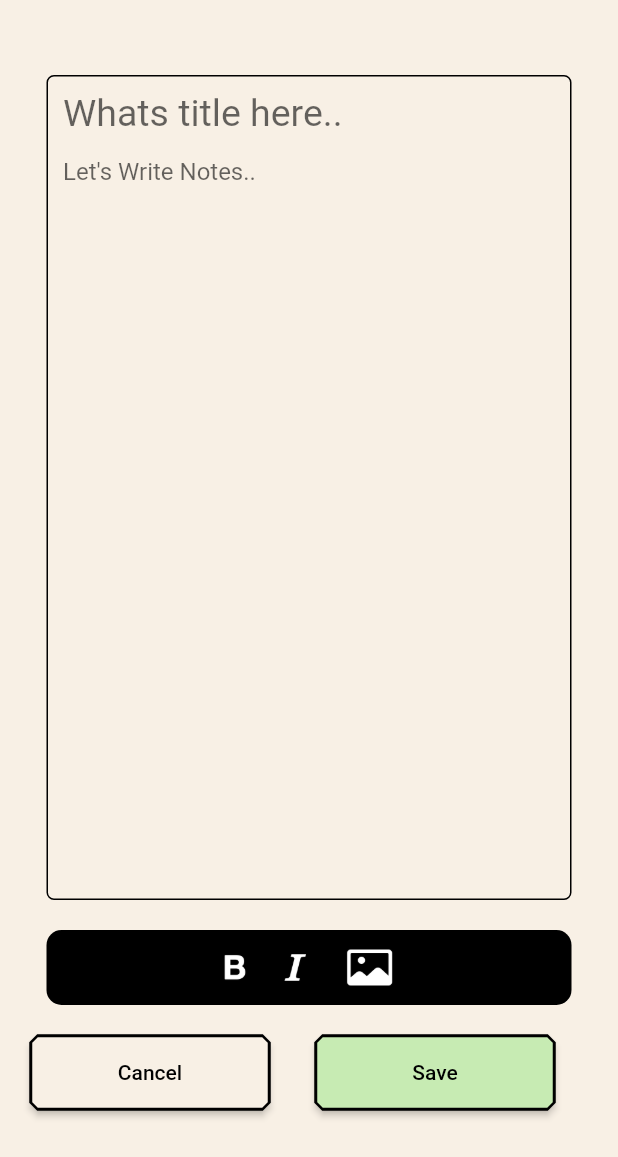
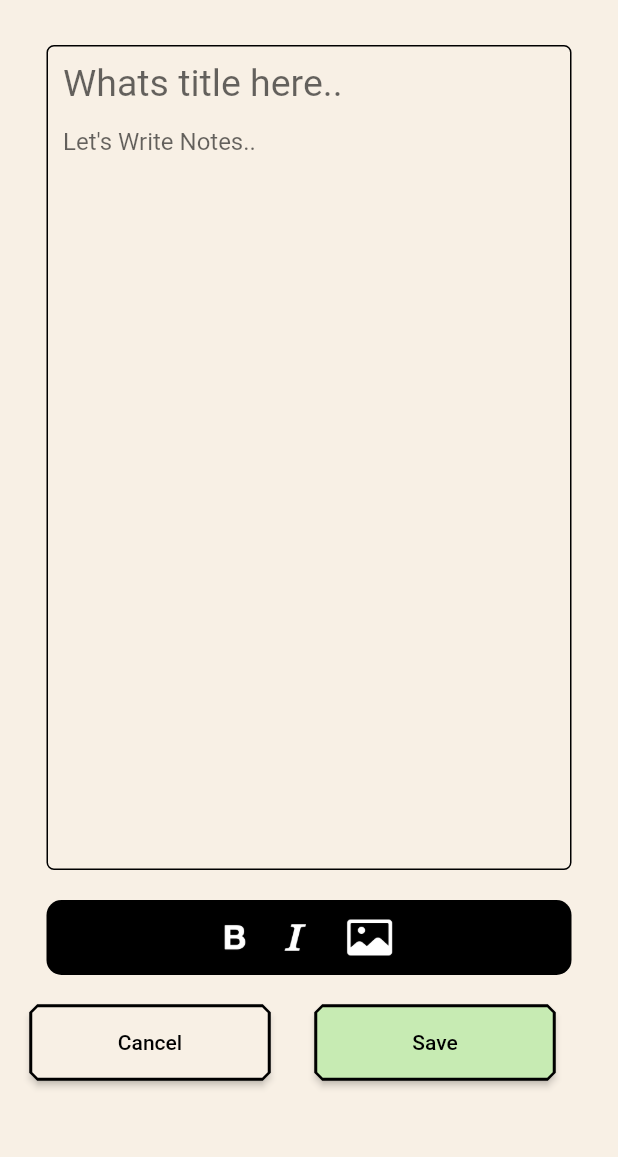
Before and after one commit to SatriaAkbarRizki/noteplan, a Flutter app: the screen it shows after launch, after a tap on "Google", after a tap on the "add" icon, on a phone screen of 412 x 824 dp. Shown: the top 1157 px of the screen. Run offline on Flutter 3.47's test engine with Material 2 defaults, Android fonts, the phone set to English and light mode, and no system bars; our stand-ins replace firebase_auth, firebase_core, firebase_database, firebase_storage, flutter_cache_manager, google_sign_in and 2 more; accounts and stored records are empty; network calls fail.

Commit message:
improved and cleaning unused

```diff
--- a/lib/view/page/home/addnote.dart
+++ b/lib/view/page/home/addnote.dart
@@ -11,7 +11,7 @@ import 'package:noteplan/storage/cloudstorage.dart';
 import 'package:noteplan/presenter/presenter.dart';
 
 class AddNote extends StatefulWidget {
-  String? uid;
+  final String? uid;
   AddNote({required this.uid, super.key});
 
   @override
@@ -74,6 +74,7 @@ class _AddNoteState extends State<AddNote> {
     super.dispose();
   }
 
+  @override
   Widget build(BuildContext context) {
     final uid = ModalRoute.of(context)?.settings.arguments;
     // debugdebugPrint('Have UID in addnote?? : ${uid}');
@@ -85,10 +86,10 @@ class _AddNoteState extends State<AddNote> {
           focusDesc.unfocus();
         },
         child: Padding(
-          padding: const EdgeInsets.all(20),
+          padding: const EdgeInsets.only(left: 20, right: 20),
           child: ListView(
             children: [
-              WriteNotes(),
+              writeNotes(),
               ActionNote(
                 keyData: uid.toString(),
                 uid: uid,
@@ -103,13 +104,13 @@ class _AddNoteState extends State<AddNote> {
     );
   }
 
-  Widget WriteNotes() {
+  Widget writeNotes() {
     return Column(
       children: [
         Container(
           height: 550,
           width: 350,
-          margin: EdgeInsets.only(top: 30),
+          margin: const EdgeInsets.only(top: 30),
           decoration: BoxDecoration(
               border: Border.all(style: BorderStyle.solid),
               borderRadius: BorderRadius.circular(5)),
@@ -126,12 +127,12 @@ class _AddNoteState extends State<AddNote> {
                   textAlign: TextAlign.left,
                   controller: titleController,
                   maxLines: null,
-                  decoration: InputDecoration.collapsed(
+                  decoration: const InputDecoration.collapsed(
                     hintText: "Whats title here..",
                     hintStyle: TextStyle(fontSize: 25),
                   ),
                 ),
-                SizedBox(
+                const SizedBox(
                   height: 15,
                 ),
                 Visibility(
@@ -147,7 +148,7 @@ class _AddNoteState extends State<AddNote> {
                     )),
                 Visibility(
                   visible: _image != null ? true : false,
-                  child: SizedBox(
+                  child: const SizedBox(
                     height: 15,
                   ),
                 ),
@@ -162,7 +163,7 @@ class _AddNoteState extends State<AddNote> {
                     textAlign: TextAlign.left,
                     controller: textController,
                     maxLines: null,
-                    decoration: InputDecoration.collapsed(
+                    decoration: const InputDecoration.collapsed(
                       hintText: "Let's Write Notes..",
                     ),
                   ),
@@ -171,7 +172,7 @@ class _AddNoteState extends State<AddNote> {
             ),
           ),
         ),
-        SizedBox(
+        const SizedBox(
           height: 20,
         ),
         Container(
@@ -194,7 +195,7 @@ class _AddNoteState extends State<AddNote> {
                   scale: 5,
                 ),
               ),
-              SizedBox(
+              const SizedBox(
                 width: 20,
               ),
               GestureDetector(
@@ -205,7 +206,7 @@ class _AddNoteState extends State<AddNote> {
                   scale: 2.5,
                 ),
               ),
-              SizedBox(
+              const SizedBox(
                 width: 20,
               ),
               GestureDetector(
@@ -230,7 +231,7 @@ class _AddNoteState extends State<AddNote> {
             ],
           ),
         ),
-        SizedBox(
+        const SizedBox(
           height: 20,
         ),
       ],
@@ -330,19 +331,21 @@ class ActionNote extends StatelessWidget {
                   onPressed: () {
                     Navigator.pushNamed(context, '/Home');
                   },
-                  child: Text('Cancel'),
+                  child: const Text('Cancel'),
                   style: ButtonStyle(
                       overlayColor:
                           MaterialStatePropertyAll(MyColors.colorCancel),
                       backgroundColor: MaterialStatePropertyAll(
                           MyColors.colorBackgroundHome),
-                      foregroundColor: MaterialStatePropertyAll(Colors.black),
-                      shape: MaterialStatePropertyAll(BeveledRectangleBorder(
+                      foregroundColor:
+                          const MaterialStatePropertyAll(Colors.black),
+                      shape:
+                          const MaterialStatePropertyAll(BeveledRectangleBorder(
                         borderRadius: BorderRadius.all(Radius.circular(5)),
                         side: BorderSide(color: Colors.black),
                       )))),
             ),
-            SizedBox(
+            const SizedBox(
               width: 30,
             ),
             SizedBox(
@@ -362,14 +365,16 @@ class ActionNote extends StatelessWidget {
                               () => Navigator.pushNamed(context, '/Home'));
                     });
                   },
-                  child: Text('Save'),
+                  child: const Text('Save'),
                   style: ButtonStyle(
                       overlayColor:
                           MaterialStatePropertyAll(MyColors.colorButtonLogin),
                       backgroundColor:
                           MaterialStatePropertyAll(MyColors.colorButtonLogin),
-                      foregroundColor: MaterialStatePropertyAll(Colors.black),
-                      shape: MaterialStatePropertyAll(BeveledRectangleBorder(
+                      foregroundColor:
+                          const MaterialStatePropertyAll(Colors.black),
+                      shape:
+                          const MaterialStatePropertyAll(BeveledRectangleBorder(
                         borderRadius: BorderRadius.all(Radius.circular(5)),
                         side: BorderSide(color: Colors.black),
                       )))),
--- a/lib/view/page/home/homepage.dart
+++ b/lib/view/page/home/homepage.dart
@@ -1,20 +1,14 @@
-import 'package:firebase_core/firebase_core.dart';
-import 'package:firebase_database/firebase_database.dart';
 import 'package:flutter/material.dart';
-import 'package:intl/intl.dart';
 import 'package:noteplan/auth/authemail.dart';
 import 'package:noteplan/auth/authgoogle.dart';
 import 'package:noteplan/color/colors.dart';
 import 'package:noteplan/main.dart';
 import 'package:noteplan/model/note.dart';
 import 'package:noteplan/presenter/adding.dart';
-import 'package:noteplan/presenter/presenter.dart';
-import 'package:noteplan/presenter/saveuid.dart';
-import 'package:shared_preferences/shared_preferences.dart';
 
 class HomePage extends StatefulWidget {
   final String? uid;
-  HomePage({required this.uid, super.key});
+  const HomePage({required this.uid, super.key});
 
   @override
   State<HomePage> createState() => _HomePageState();
@@ -43,7 +37,7 @@ class _HomePageState extends State<HomePage> {
 
   Future parsingData() async {
     await addingNote.readData().then((value) async {
-      _listnote = await value!.toSet();
+      _listnote = value!.toSet();
     }).whenComplete(() {
       setState(() {
         toListNote = _listnote.toList();
@@ -53,93 +47,79 @@ class _HomePageState extends State<HomePage> {
     // print('length toListNote: ${toListNote?.length}');
   }
 
+  Future refreshData() async {
+    setState(() {
+      addingNote.readData();
+    });
+  }
+
   @override
   Widget build(BuildContext context) {
     final args = ModalRoute.of(context)?.settings.arguments;
     setState(() {});
-    debugPrint('args value: ${args}');
+    debugPrint('args value: $args');
     // print('length listnote: ${_listnote.length}');
     return Scaffold(
       backgroundColor: MyColors.colorBackgroundHome,
-      body: Column(
+      floatingActionButton: GestureDetector(
+        onTap: () {
+          Navigator.pushNamed(context, '/AddNote',
+              arguments: MainState.currentUid);
+        },
+        child: Container(
+          height: 60,
+          width: 60,
+          decoration: BoxDecoration(
+              color: MyColors.colorButtonLogin,
+              border: Border.all(style: BorderStyle.solid, color: Colors.black),
+              borderRadius: BorderRadius.circular(10)),
+          child: const Icon(Icons.add),
+        ),
+      ),
+      body: RefreshIndicator(
+        edgeOffset: 80,
+        onRefresh: refreshData,
+        child: Column(
           children: [
-          TittleBar(uidCurrent),
+            const TittleBar(),
             FutureBuilder<List<NoteModel>?>(
               future: addingNote.readData(),
               builder: (context, snapshot) {
                 if (snapshot.connectionState == ConnectionState.waiting) {
-                return Expanded(
+                  return const Expanded(
                     child: Center(
                       child: CircularProgressIndicator(),
                     ),
                   );
                 } else {
                   if (snapshot.hasData) {
-                  return ListNotes(toListNote);
+                    return listNotes(toListNote);
                   } else {
-                  return Expanded(child: EmptyNote());
+                    return const Expanded(child: EmptyNote());
                   }
                 }
               },
             )
           ],
         ),
+      ),
     );
   }
 
-  Widget TittleBar(Object? args) {
-    return Row(
-      children: [
-        const Expanded(
-          child: Padding(
-            padding: EdgeInsets.all(20),
-            child: Text(
-              'Your Notes',
-              style: TextStyle(
-                fontSize: 30,
-                fontFamily: 'poppins',
-                fontWeight: FontWeight.w500,
-                letterSpacing: 2,
-              ),
-            ),
-          ),
-        ),
-        Padding(
-          padding: EdgeInsets.all(20),
-          child: GestureDetector(
-            onTap: () {
-              Navigator.pushNamed(context, '/AddNote',
-                  arguments: MainState.currentUid);
-            },
-            child: Container(
-              height: 40,
-              width: 40,
-              decoration: BoxDecoration(
-                  border:
-                      Border.all(style: BorderStyle.solid, color: Colors.black),
-                  borderRadius: BorderRadius.circular(10)),
-              child: Icon(Icons.add),
-            ),
-          ),
-        )
-      ],
-    );
-  }
-
-  Widget ListNotes(List<NoteModel>? notemodelList) {
-    final date = DateFormat("d/M/y").format(DateTime.now());
-    final time = DateFormat("h:mm a' '-' 'E'").format(DateTime.now());
+  Widget listNotes(List<NoteModel>? notemodelList) {
     return Expanded(
       child: ListView.builder(
+        physics: const BouncingScrollPhysics(),
         shrinkWrap: true,
-        scrollDirection: Axis.vertical,
         itemCount: notemodelList!.length,
         itemBuilder: (context, index) {
           return Column(
             crossAxisAlignment: CrossAxisAlignment.start,
             children: [
               Container(
-                margin: EdgeInsets.only(left: 30, top: 25),
+                margin: const EdgeInsets.only(
+                  left: 30,
+                ),
                 child: GestureDetector(
                   onTap: () {
                     debugPrint('trigger button');
@@ -148,31 +128,31 @@ class _HomePageState extends State<HomePage> {
                       builder: (context) => AlertDialog(
                         shape: BeveledRectangleBorder(
                             borderRadius: BorderRadiusDirectional.circular(5)),
-                        backgroundColor: Color(0xffF8F0E5),
-                        title: Text(
+                        backgroundColor: const Color(0xffF8F0E5),
+                        title: const Text(
                           'Date note created',
                           style: TextStyle(fontFamily: 'wixmadefor'),
                         ),
-                        content: SingleChildScrollView(
-                            child: ListBody(
+                        content: ListBody(
                           children: [
-                            Text('Date: ${notemodelList![index].date}',
-                                style: TextStyle(
+                            Text('Date: ${notemodelList[index].date}',
+                                style: const TextStyle(
                                   fontFamily: 'wixmadefor',
                                 )),
-                            SizedBox(
+                            const SizedBox(
                               height: 15,
                             ),
-                            Text('Time: ${notemodelList![index].time}',
-                                style: TextStyle(fontFamily: 'wixmadefor'))
+                            Text('Time: ${notemodelList[index].time}',
+                                style:
+                                    const TextStyle(fontFamily: 'wixmadefor'))
                           ],
-                        )),
+                        ),
                       ),
                     );
                   },
                   child: Text(
-                    '${notemodelList![index].date}',
-                    style: TextStyle(
+                    notemodelList[index].date,
+                    style: const TextStyle(
                         fontFamily: 'wixmadefor',
                         fontSize: 16,
                         color: Color.fromARGB(255, 166, 161, 179)),
@@ -187,7 +167,7 @@ class _HomePageState extends State<HomePage> {
                 child: Row(
                   crossAxisAlignment: CrossAxisAlignment.start,
                   children: [
-                    Padding(
+                    const Padding(
                       padding: EdgeInsets.only(left: 30, right: 10, top: 20),
                       child: SizedBox(
                         height: 150,
@@ -205,38 +185,38 @@ class _HomePageState extends State<HomePage> {
                           fit: BoxFit.fitHeight,
                           child: Container(
                             width: 300,
-                            constraints: BoxConstraints(minHeight: 150),
+                            constraints: const BoxConstraints(minHeight: 150),
                             decoration: BoxDecoration(
-                              color: Color(0xffE19898),
+                              color: const Color(0xffE19898),
                               borderRadius: BorderRadius.circular(30),
                             ),
                             child: Padding(
-                              padding: EdgeInsets.all(20),
+                              padding: const EdgeInsets.all(20),
                               child: Column(
                                 crossAxisAlignment: CrossAxisAlignment.start,
                                 children: [
                                   Text(
-                                    '${notemodelList![index].title}',
-                                    style: TextStyle(
+                                    notemodelList[index].title,
+                                    style: const TextStyle(
                                         fontSize: 18,
                                         fontFamily: 'wixmadefor',
                                         height: 2,
                                         fontWeight: FontWeight.w600),
                                   ),
                                   Text(
-                                    '${notemodelList![index].description}',
+                                    notemodelList[index].description,
                                     maxLines: 2,
-                                    style: TextStyle(
+                                    style: const TextStyle(
                                       fontFamily: 'wixmadefor',
                                       height: 2,
                                     ),
                                   ),
-                                  SizedBox(
+                                  const SizedBox(
                                     height: 15,
                                   ),
                                   Visibility(
                                       visible:
-                                          notemodelList?[index].image == null
+                                          notemodelList[index].image == null
                                               ? false
                                               : true,
                                       child: Container(
@@ -249,10 +229,10 @@ class _HomePageState extends State<HomePage> {
                                                     .image
                                                     .toString(),
                                               ),
-                                                fit: BoxFit.fitHeight),
+                                              fit: BoxFit.cover),
                                           borderRadius:
                                               BorderRadius.circular(15),
-                                            color: Color(0xffFFE5AD)),
+                                        ),
                                       )),
                                 ],
                               ),
@@ -272,7 +252,39 @@ class _HomePageState extends State<HomePage> {
   }
 }
 
+class TittleBar extends StatelessWidget {
+  const TittleBar({super.key});
+
+  @override
+  Widget build(BuildContext context) {
+    return const Row(
+      children: [
+        Expanded(
+          child: Padding(
+            padding: EdgeInsets.only(
+              left: 20,
+              top: 20,
+              right: 20,
+            ),
+            child: Text(
+              'Your Notes',
+              style: TextStyle(
+                fontSize: 30,
+                fontFamily: 'poppins',
+                fontWeight: FontWeight.w500,
+                letterSpacing: 2,
+              ),
+            ),
+          ),
+        ),
+      ],
+    );
+  }
+}
+
 class EmptyNote extends StatelessWidget {
+  const EmptyNote({super.key});
+
   @override
   Widget build(BuildContext context) {
     return Column(
@@ -293,7 +305,7 @@ class EmptyNote extends StatelessWidget {
           ],
         ),
         Container(
-            margin: EdgeInsets.only(top: 30),
+            margin: const EdgeInsets.only(top: 30),
             child: RichText(
                 text: const TextSpan(
                     text: "Notes is Empty, let's ",
```
Also changed, not shown: lib/view/page/home/viewnote.dart (+21 -18 lines). Lines whose indentation alone changed are shown as unchanged.
